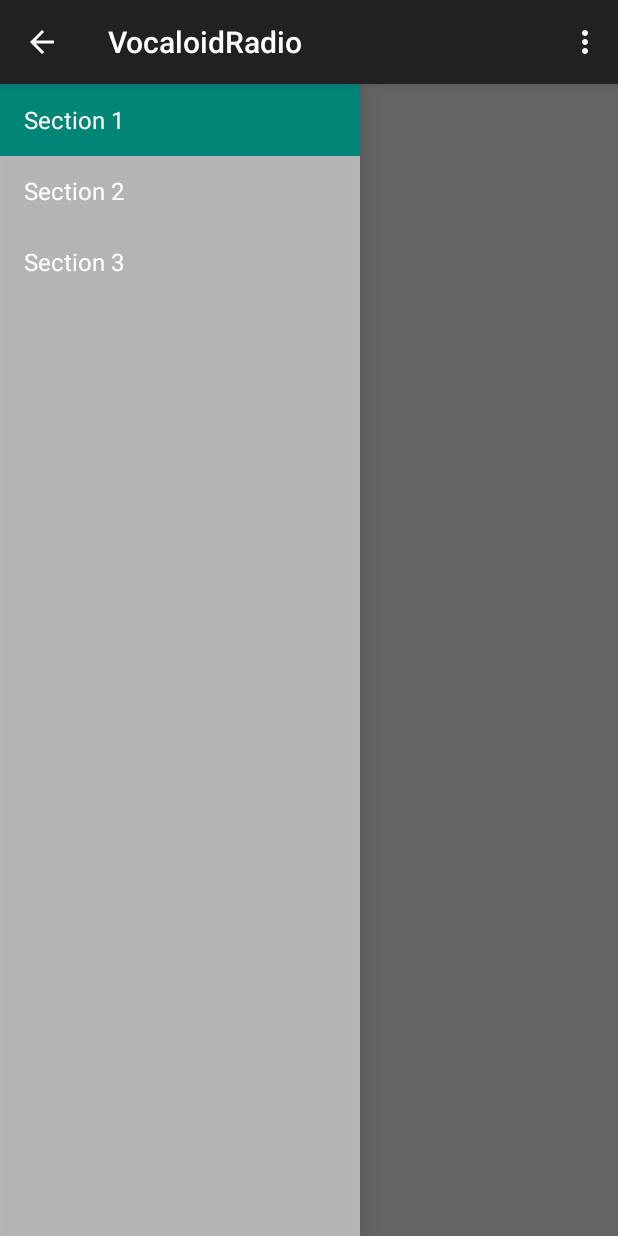
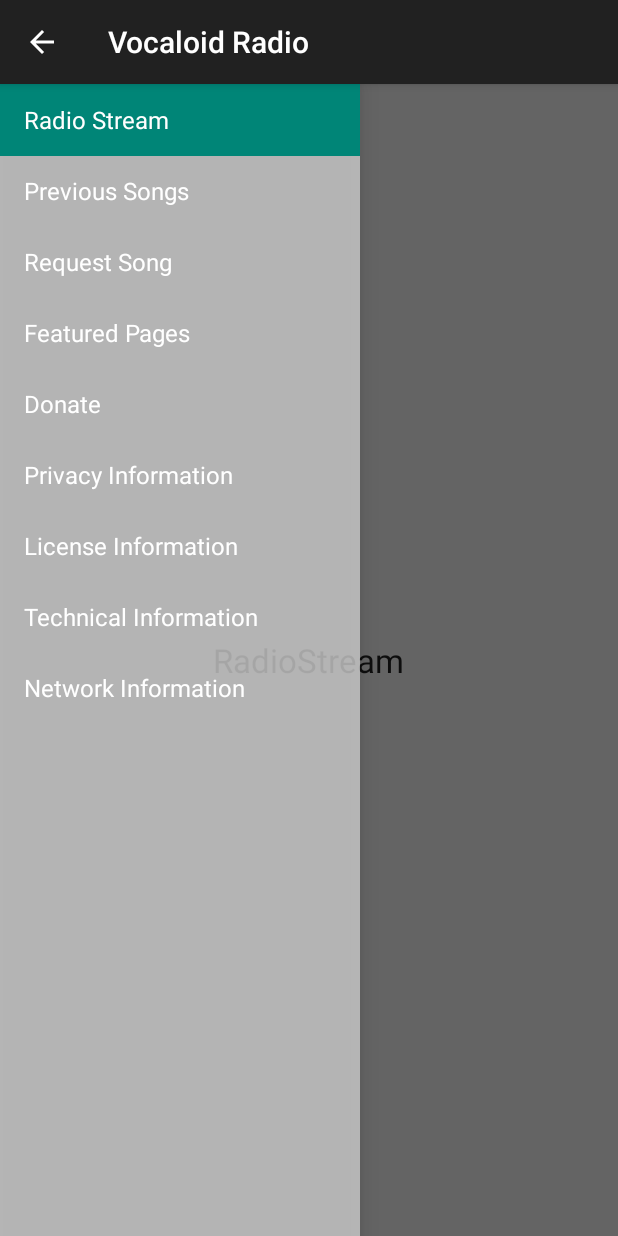
Before and after one commit to Deovandski/vocaloid-radio-android, an Android app: the screen it shows after launch (MainActivity), on a phone screen of 412 x 824 dp. Run offline under Robolectric (Android 15) with nearby library versions, the light colour scheme and no system bars; 2 statements that could not run were skipped.

Commit message:
Fragments handling for the navigation drawer

```diff
--- a/VocaloidRadio/mobile/src/main/java/com/VocaloidRadio/MainActivity.java
+++ b/VocaloidRadio/mobile/src/main/java/com/VocaloidRadio/MainActivity.java
@@ -1,6 +1,7 @@
 package com.VocaloidRadio;
 
 import android.app.Activity;
+import android.net.Uri;
 import android.support.v7.app.AppCompatActivity;
 import android.support.v7.app.ActionBar;
 import android.support.v4.app.Fragment;
@@ -19,7 +20,9 @@
 import android.widget.TextView;
 
 public class MainActivity extends AppCompatActivity
-        implements NavigationDrawerFragment.NavigationDrawerCallbacks {
+        implements RecentSongsFragment.OnFragmentInteractionListener,
+        RadioStreamFragment.OnFragmentInteractionListener,
+        NavigationDrawerFragment.NavigationDrawerCallbacks {
 
     /**
      * Fragment managing the behaviors, interactions and presentation of the navigation drawer.
@@ -49,10 +52,32 @@
     @Override
     public void onNavigationDrawerItemSelected(int position) {
         // update the main content by replacing fragments
+
         FragmentManager fragmentManager = getSupportFragmentManager();
-        fragmentManager.beginTransaction()
-                .replace(R.id.container, PlaceholderFragment.newInstance(position + 1))
-                .commit();
+        onSectionAttached(position + 1);
+        switch (position) {
+            case 0:
+                fragmentManager.beginTransaction()
+                        .replace(R.id.container, RadioStreamFragment.newInstance("", ""))
+                        .commit();
+                break;
+
+            // RecentSongsFragment
+            case 1:
+                fragmentManager.beginTransaction()
+                        .replace(R.id.container, RecentSongsFragment.newInstance("", ""))
+                        .commit();
+                break;
+
+            case 2:
+                fragmentManager.beginTransaction()
+                        .replace(R.id.container, RecentSongsFragment.newInstance("", ""))
+                        .commit();
+                break;
+
+            default:
+                break;
+        }
     }
 
     public void onSectionAttached(int number) {
@@ -65,6 +90,9 @@
                 break;
             case 3:
                 mTitle = getString(R.string.title_section3);
+                break;
+            case 4:
+                mTitle = getString(R.string.title_section4);
                 break;
         }
     }
@@ -96,13 +124,12 @@
         // automatically handle clicks on the Home/Up button, so long
         // as you specify a parent activity in AndroidManifest.xml.
         int id = item.getItemId();
+        return super.onOptionsItemSelected(item);
+    }
 
-        //noinspection SimplifiableIfStatement
-        if (id == R.id.action_settings) {
-            return true;
-        }
+    @Override
+    public void onFragmentInteraction(Uri uri) {
 
-        return super.onOptionsItemSelected(item);
     }
 
     /**
@@ -138,11 +165,10 @@
         }
 
         @Override
-        public void onAttach(Activity activity) {
-            super.onAttach(activity);
-            ((MainActivity) activity).onSectionAttached(
+        public void onAttach(Context context) {
+            super.onAttach(context);
+            ((MainActivity) context).onSectionAttached(
                     getArguments().getInt(ARG_SECTION_NUMBER));
         }
     }
-
 }
--- a/VocaloidRadio/mobile/src/main/java/com/VocaloidRadio/NavigationDrawerFragment.java
+++ b/VocaloidRadio/mobile/src/main/java/com/VocaloidRadio/NavigationDrawerFragment.java
@@ -105,6 +105,13 @@
                         getString(R.string.title_section1),
                         getString(R.string.title_section2),
                         getString(R.string.title_section3),
+                        getString(R.string.title_section4),
+                        getString(R.string.title_section5),
+
+                        getString(R.string.title_section6),
+                        getString(R.string.title_section7),
+                        getString(R.string.title_section8),
+                        getString(R.string.title_section9),
                 }));
         mDrawerListView.setItemChecked(mCurrentSelectedPosition, true);
         return mDrawerListView;
@@ -132,7 +139,7 @@
         actionBar.setDisplayHomeAsUpEnabled(true);
         actionBar.setHomeButtonEnabled(true);
 
-        // ActionBarDrawerToggle ties together the the proper interactions
+        // ActionBarDrawerToggle ties together the proper interactions
         // between the navigation drawer and the action bar app icon.
         mDrawerToggle = new ActionBarDrawerToggle(
                 getActivity(),                    /* host Activity */
@@ -147,7 +154,6 @@
                 if (!isAdded()) {
                     return;
                 }
-
                 getActivity().supportInvalidateOptionsMenu(); // calls onPrepareOptionsMenu()
             }
 
@@ -199,6 +205,7 @@
         if (mCallbacks != null) {
             mCallbacks.onNavigationDrawerItemSelected(position);
         }
+
     }
 
     @Override
@@ -246,12 +253,6 @@
         if (mDrawerToggle.onOptionsItemSelected(item)) {
             return true;
         }
-
-        if (item.getItemId() == R.id.action_example) {
-            Toast.makeText(getActivity(), "Example action.", Toast.LENGTH_SHORT).show();
-            return true;
-        }
-
         return super.onOptionsItemSelected(item);
     }
 
--- /dev/null
+++ b/VocaloidRadio/mobile/src/main/java/com/VocaloidRadio/RadioStreamFragment.java
@@ -0,0 +1,110 @@
+package com.VocaloidRadio;
+
+import android.app.Activity;
+import android.content.Context;
+import android.net.Uri;
+import android.os.Bundle;
+import android.support.v4.app.Fragment;
+import android.view.LayoutInflater;
+import android.view.View;
+import android.view.ViewGroup;
+
+
+/**
+ * A simple {@link Fragment} subclass.
+ * Activities that contain this fragment must implement the
+ * {@link RadioStreamFragment.OnFragmentInteractionListener} interface
+ * to handle interaction events.
+ * Use the {@link RadioStreamFragment#newInstance} factory method to
+ * create an instance of this fragment.
+ */
+public class RadioStreamFragment extends Fragment {
+    // TODO: Rename parameter arguments, choose names that match
+    // the fragment initialization parameters, e.g. ARG_ITEM_NUMBER
+    private static final String ARG_PARAM1 = "param1";
+    private static final String ARG_PARAM2 = "param2";
+
+    // TODO: Rename and change types of parameters
+    private String mParam1;
+    private String mParam2;
+
+    private OnFragmentInteractionListener mListener;
+
+    /**
+     * Use this factory method to create a new instance of
+     * this fragment using the provided parameters.
+     *
+     * @param param1 Parameter 1.
+     * @param param2 Parameter 2.
+     * @return A new instance of fragment RadioStreamFragment.
+     */
+    // TODO: Rename and change types and number of parameters
+    public static RadioStreamFragment newInstance(String param1, String param2) {
+        RadioStreamFragment fragment = new RadioStreamFragment();
+        Bundle args = new Bundle();
+        args.putString(ARG_PARAM1, param1);
+        args.putString(ARG_PARAM2, param2);
+        fragment.setArguments(args);
+        return fragment;
+    }
+
+    public RadioStreamFragment() {
+        // Required empty public constructor
+    }
+
+    @Override
+    public void onCreate(Bundle savedInstanceState) {
+        super.onCreate(savedInstanceState);
+        if (getArguments() != null) {
+            mParam1 = getArguments().getString(ARG_PARAM1);
+            mParam2 = getArguments().getString(ARG_PARAM2);
+        }
+    }
+
+    @Override
+    public View onCreateView(LayoutInflater inflater, ViewGroup container,
+                             Bundle savedInstanceState) {
+        // Inflate the layout for this fragment
+        return inflater.inflate(R.layout.fragment_radio_stream, container, false);
+    }
+
+    // TODO: Rename method, update argument and hook method into UI event
+    public void onButtonPressed(Uri uri) {
+        if (mListener != null) {
+            mListener.onFragmentInteraction(uri);
+        }
+    }
+
+    @Override
+    public void onAttach(Activity activity) {
+        super.onAttach(activity);
+        try {
+            mListener = (OnFragmentInteractionListener) activity;
+        } catch (ClassCastException e) {
+            throw new ClassCastException(activity.toString()
+                    + " must implement OnFragmentInteractionListener");
+        }
+    }
+
+    @Override
+    public void onDetach() {
+        super.onDetach();
+        mListener = null;
+    }
+
+    /**
+     * This interface must be implemented by activities that contain this
+     * fragment to allow an interaction in this fragment to be communicated
+     * to the activity and potentially other fragments contained in that
+     * activity.
+     * <p/>
+     * See the Android Training lesson <a href=
+     * "http://developer.android.com/training/basics/fragments/communicating.html"
+     * >Communicating with Other Fragments</a> for more information.
+     */
+    public interface OnFragmentInteractionListener {
+        // TODO: Update argument type and name
+        public void onFragmentInteraction(Uri uri);
+    }
+
+}
--- a/VocaloidRadio/mobile/src/main/res/layout/activity_main.xml
+++ b/VocaloidRadio/mobile/src/main/res/layout/activity_main.xml
@@ -7,7 +7,9 @@
     <!-- As the main content view, the view below consumes the entire
          space available using match_parent in both dimensions. -->
     <FrameLayout android:id="@+id/container" android:layout_width="match_parent"
-        android:layout_height="match_parent" />
+        android:layout_height="match_parent" >
+
+    </FrameLayout>
 
     <!-- android:layout_gravity="start" tells DrawerLayout to treat
          this as a sliding drawer on the left side for left-to-right
--- a/VocaloidRadio/mobile/src/main/res/layout/fragment_main.xml
+++ b/VocaloidRadio/mobile/src/main/res/layout/fragment_main.xml
@@ -6,7 +6,4 @@
     android:paddingBottom="@dimen/activity_vertical_margin"
     tools:context=".MainActivity$PlaceholderFragment">
 
-    <TextView android:id="@+id/section_label" android:layout_width="wrap_content"
-        android:layout_height="wrap_content" />
-
 </RelativeLayout>
--- a/VocaloidRadio/mobile/src/main/res/menu/global.xml
+++ b/VocaloidRadio/mobile/src/main/res/menu/global.xml
@@ -1,5 +1,3 @@
 <menu xmlns:android="http://schemas.android.com/apk/res/android"
     xmlns:app="http://schemas.android.com/apk/res-auto">
-    <item android:id="@+id/action_settings" android:title="@string/action_settings"
-        android:orderInCategory="100" app:showAsAction="never" />
 </menu>
--- a/VocaloidRadio/mobile/src/main/res/menu/main.xml
+++ b/VocaloidRadio/mobile/src/main/res/menu/main.xml
@@ -1,8 +1,4 @@
 <menu xmlns:android="http://schemas.android.com/apk/res/android"
     xmlns:app="http://schemas.android.com/apk/res-auto"
     xmlns:tools="http://schemas.android.com/tools" tools:context=".MainActivity">
-    <item android:id="@+id/action_example" android:title="@string/action_example"
-        app:showAsAction="withText|ifRoom" />
-    <item android:id="@+id/action_settings" android:title="@string/action_settings"
-        android:orderInCategory="100" app:showAsAction="never" />
 </menu>
--- a/VocaloidRadio/mobile/src/main/res/values/strings.xml
+++ b/VocaloidRadio/mobile/src/main/res/values/strings.xml
@@ -1,14 +1,21 @@
 <resources>
-    <string name="app_name">VocaloidRadio</string>
+    <string name="app_name">Vocaloid Radio</string>
 
-    <string name="title_section1">Section 1</string>
-    <string name="title_section2">Section 2</string>
-    <string name="title_section3">Section 3</string>
+    <string name="title_section1">Radio Stream</string>
+    <string name="title_section2">Previous Songs</string>
+    <string name="title_section3">Request Song</string>
+    <string name="title_section4">Featured Pages</string>
+    <string name="title_section5">Donate</string>
+
+    <string name="title_section6">Privacy Information</string>
+    <string name="title_section7">License Information</string>
+    <string name="title_section8">Technical Information</string>
+    <string name="title_section9">Network Information</string>
 
     <string name="navigation_drawer_open">Open navigation drawer</string>
     <string name="navigation_drawer_close">Close navigation drawer</string>
 
-    <string name="action_example">Example action</string>
+<!-- TODO: Remove or change this placeholder text -->
+    <string name="hello_blank_fragment">Hello blank fragment</string>
 
-    <string name="action_settings">Settings</string>
 </resources>
```
Also changed, not shown: VocaloidRadio/mobile/src/main/java/com/VocaloidRadio/RecentSongsFragment.java (added, +109 -0 lines), VocaloidRadio/mobile/src/main/res/layout/fragment_radio_stream.xml (added, +17 -0 lines), VocaloidRadio/mobile/src/main/res/layout/fragment_recent_songs.xml (added, +15 -0 lines).
